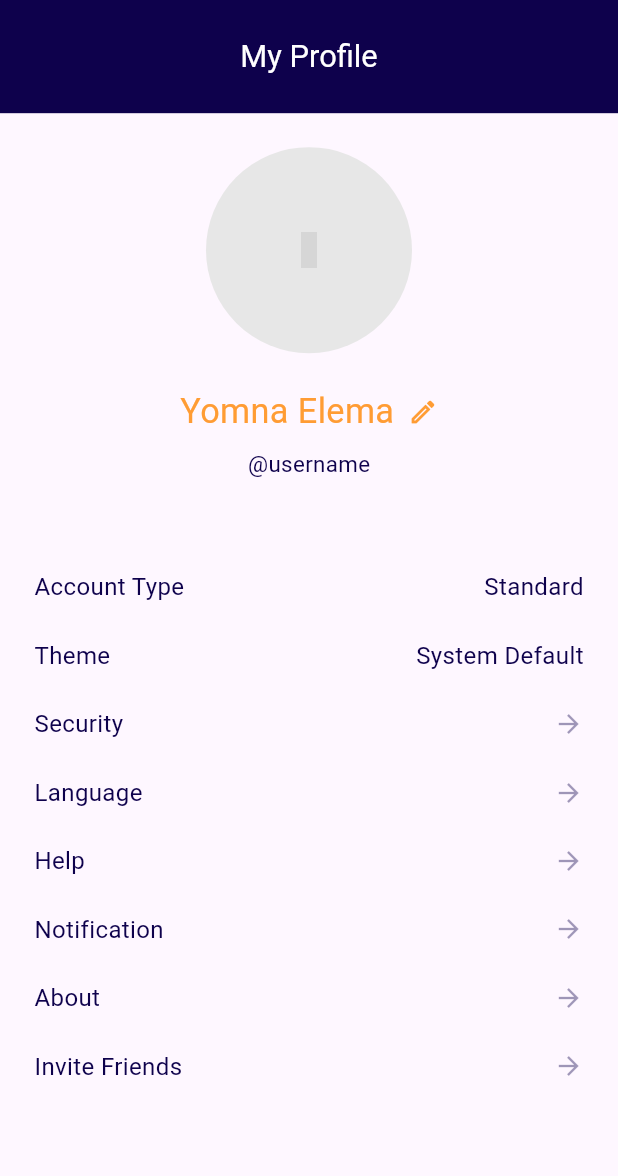
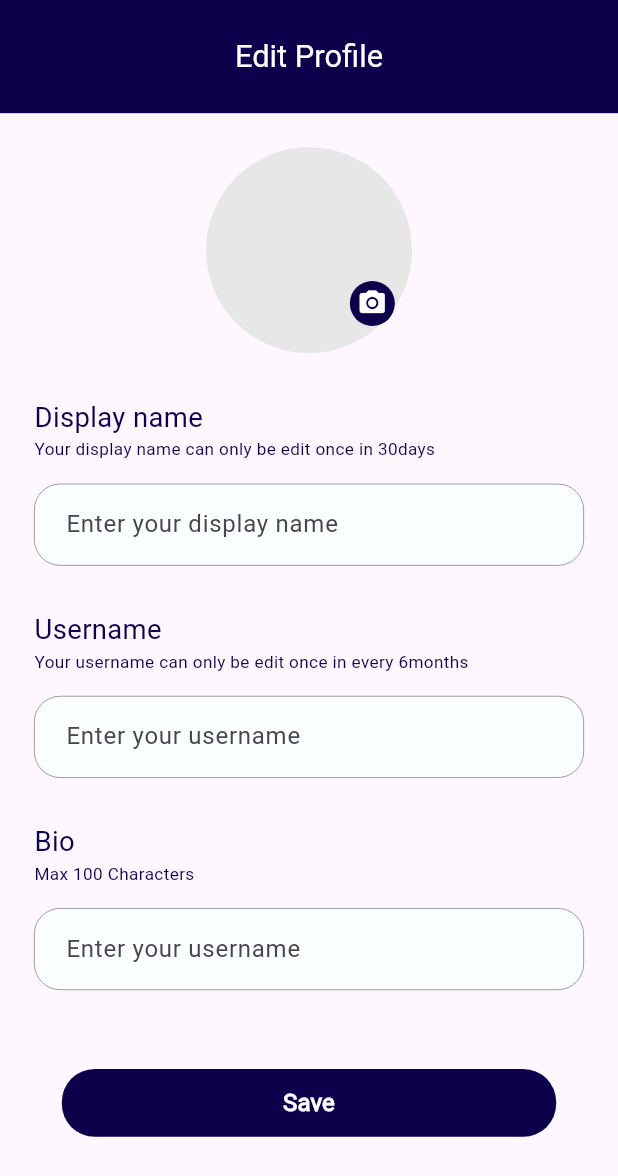
Before and after one commit to beepo-app/Beepo-1.7, a Flutter app: the screen it shows after launch, on a phone screen of 412 x 824 dp. Shown: the top 1176 px of the screen. Run offline on Flutter 3.47's test engine with Material 2 defaults, Android fonts, the phone set to English and light mode, and no system bars; our stand-ins replace flutter_screenutil, flutter_svg, fluttertoast, get, hive, iconsax and 2 more; accounts and stored records are empty; project files that could hold a hidden picture were left out; grey boxes are pictures that could not be loaded.

Commit message:
edit profile screen done

```diff
--- a/lib/app.dart
+++ b/lib/app.dart
@@ -1,3 +1,4 @@
+import 'package:beepo/Screens/Profile/edit_profile.dart';
 import 'package:beepo/screens/profile/profile_screen.dart';
 import 'package:flutter/material.dart';
 import 'package:flutter_screenutil/flutter_screenutil.dart';
@@ -15,7 +16,7 @@ class MyApp extends StatelessWidget {
           theme: ThemeData(
             useMaterial3: true,
           ),
-          home: const ProfileScreen(),
+          home: const EditProfile(),
         );
       },
       designSize: const Size(360, 546),
--- /dev/null
+++ b/lib/screens/profile/edit_profile.dart
@@ -0,0 +1,132 @@
+import 'package:beepo/components/filled_button.dart';
+import 'package:beepo/widgets/app_text.dart';
+import 'package:beepo/widgets/beepo_text_field.dart';
+import 'package:flutter/material.dart';
+import 'package:flutter_screenutil/flutter_screenutil.dart';
+
+import '../../constants/constants.dart';
+
+class EditProfile extends StatefulWidget {
+  const EditProfile({Key? key}) : super(key: key);
+
+  @override
+  State<EditProfile> createState() => _EditProfileState();
+}
+
+class _EditProfileState extends State<EditProfile> {
+  TextEditingController displayNameController = TextEditingController();
+  TextEditingController userNameController = TextEditingController();
+  TextEditingController bioController = TextEditingController();
+
+  @override
+  Widget build(BuildContext context) {
+    return Scaffold(
+      appBar: AppBar(
+        toolbarHeight: 50.h,
+        centerTitle: true,
+        backgroundColor: AppColors.secondaryColor,
+        title: AppText(
+          text: "Edit Profile",
+          fontWeight: FontWeight.bold,
+          fontSize: 18.sp,
+          color: AppColors.white,
+        ),
+      ),
+      body: SingleChildScrollView(
+        child: Padding(
+          padding: EdgeInsets.symmetric(horizontal: 20.w, vertical: 15.h),
+          child: Column(
+            crossAxisAlignment: CrossAxisAlignment.start,
+            children: [
+              Center(
+                child: Stack(
+                  children: [
+                    CircleAvatar(
+                      radius: 60.r,
+                      backgroundColor: AppColors.chipBgGrey,
+                    ),
+                    Positioned(
+                      bottom: 12.h,
+                      right: 10.w,
+                      child: GestureDetector(
+                        onTap: () {},
+                        child: Container(
+                          height: 30,
+                          width: 30,
+                          decoration: BoxDecoration(
+                            color: AppColors.secondaryColor,
+                            borderRadius: BorderRadius.circular(100),
+                          ),
+                          child: const Icon(
+                            Icons.camera_alt,
+                            color: Colors.white,
+                            size: 20,
+                          ),
+                        ),
+                      ),
+                    ),
+                  ],
+                ),
+              ),
+              SizedBox(height: 20.h),
+              AppText(
+                text: "Display name",
+                color: AppColors.secondaryColor,
+                fontSize: 16.sp,
+              ),
+              AppText(
+                text: "Your display name can only be edit once in 30days",
+                color: AppColors.secondaryColor,
+                fontSize: 10.sp,
+              ),
+              SizedBox(height: 10.h),
+              BeepoTextField(
+                hintText: 'Enter your display name',
+                controller: displayNameController,
+              ),
+              SizedBox(height: 20.h),
+              AppText(
+                text: "Username",
+                color: AppColors.secondaryColor,
+                fontSize: 16.sp,
+              ),
+              AppText(
+                text: "Your username can only be edit once in every 6months",
+                color: AppColors.secondaryColor,
+                fontSize: 10.sp,
+              ),
+              SizedBox(height: 10.h),
+              BeepoTextField(
+                hintText: 'Enter your username',
+                controller: userNameController,
+              ),
+              SizedBox(height: 20.h),
+              AppText(
+                text: "Bio",
+                color: AppColors.secondaryColor,
+                fontSize: 16.sp,
+              ),
+              AppText(
+                text: "Max 100 Characters",
+                color: AppColors.secondaryColor,
+                fontSize: 10.sp,
+              ),
+              SizedBox(height: 10.h),
+              BeepoTextField(
+                hintText: 'Enter your username',
+                controller: bioController,
+              ),
+              SizedBox(height: 35.h),
+              Center(
+                child: BeepoFilledButtons(
+                  text: "Save",
+                  onPressed: () {},
+                ),
+              )
+            ],
+          ),
+        ),
+      ),
+    );
+  }
+}
```
